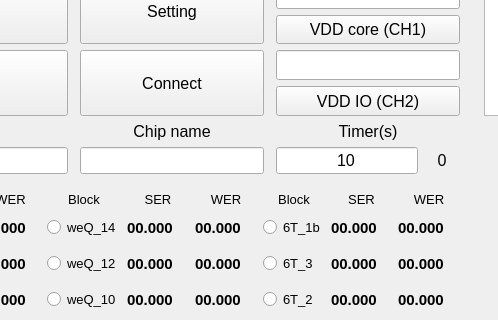
The window that mainwindow.ui (trangjackie/edram65nm_tester) describes before a commit, drawn with Qt 5; both pictures show x 179 to 677 and y 82 to 402 of the 930 by 774 pixel window.
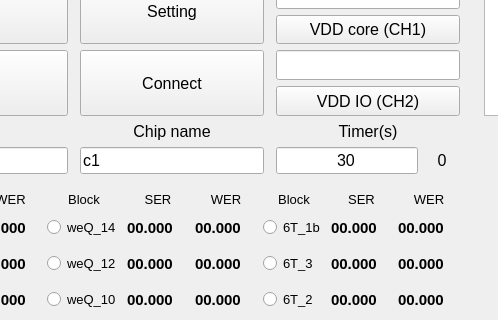
The same window after the commit. Icons and pictures are not drawn.

Patch:
```diff
--- a/mainwindow.ui
+++ b/mainwindow.ui
@@ -65,7 +65,7 @@
          </size>
         </property>
         <property name="text">
-         <string>10</string>
+         <string>30</string>
         </property>
         <property name="alignment">
          <set>Qt::AlignCenter</set>
@@ -391,6 +391,9 @@
         <verstretch>0</verstretch>
        </sizepolicy>
       </property>
+      <property name="text">
+       <string>c1</string>
+      </property>
      </widget>
     </item>
     <item row="2" column="2">
```
